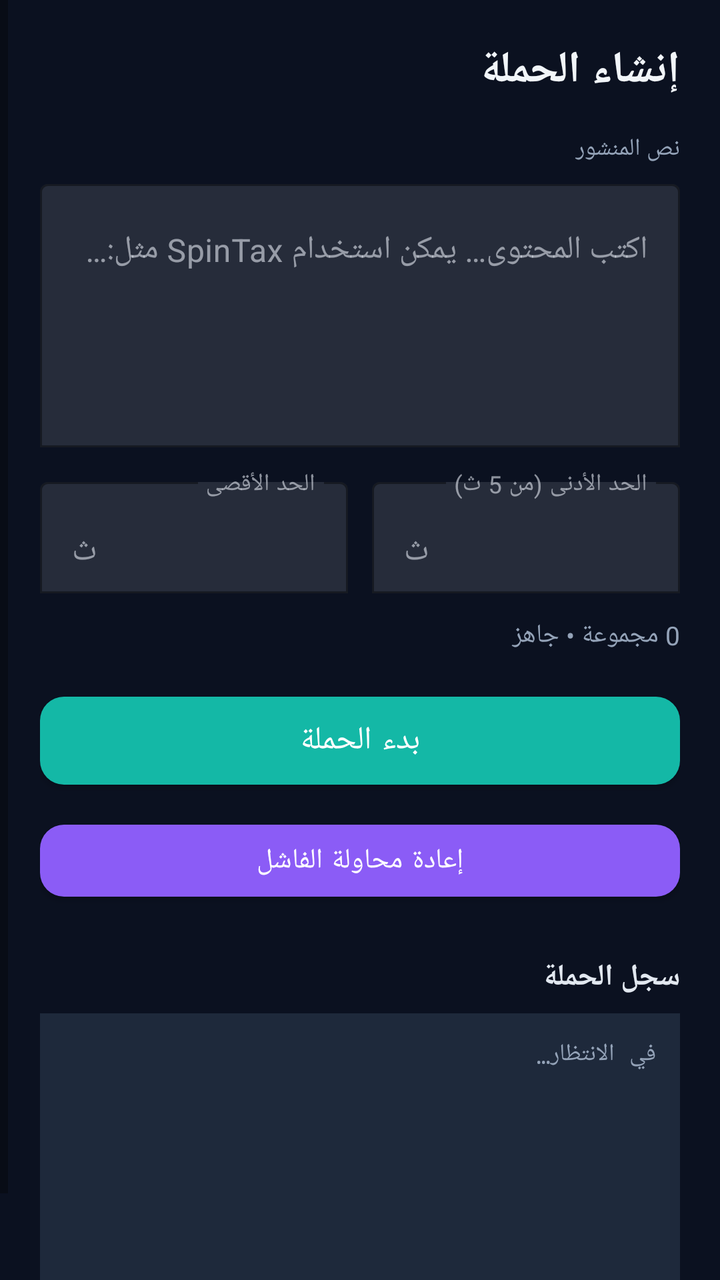
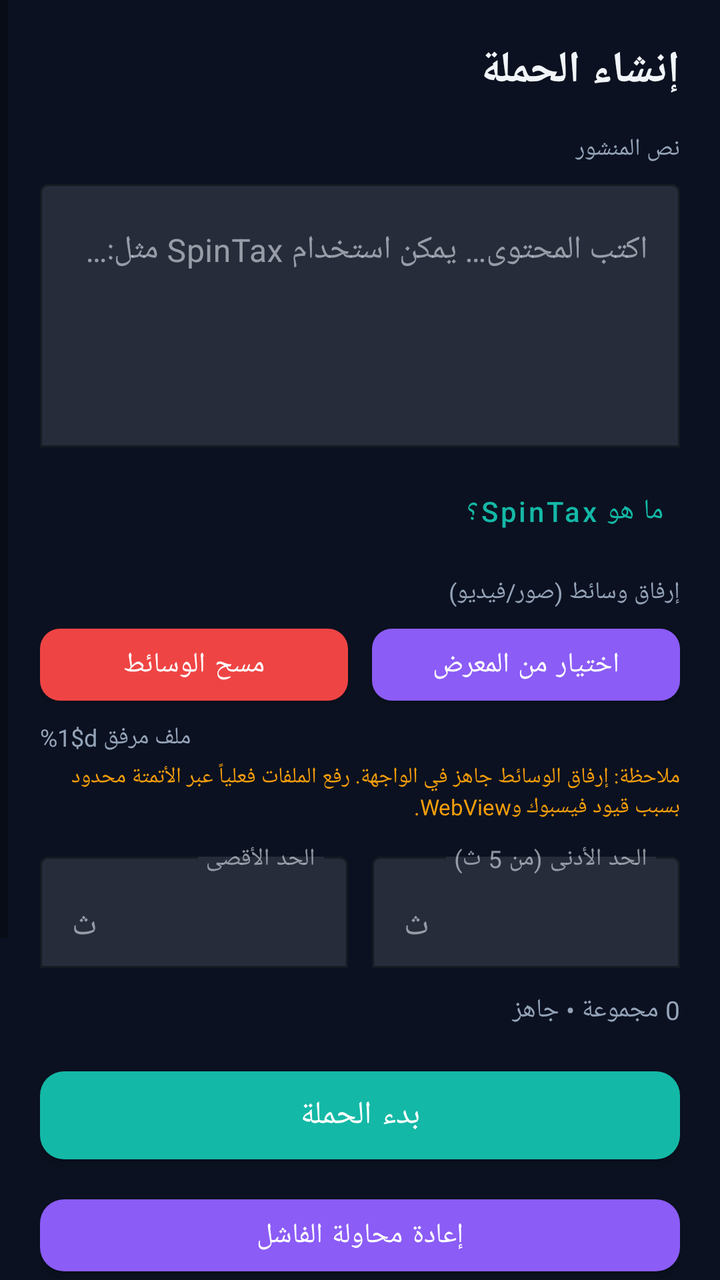

The first picture is an Android layout as it rendered before a commit; the second is the same layout after the commit. The layout source and the unified diff follow.
<!-- AndroidManifest.xml: application theme Theme.FBPublisherX -->
<!-- res/layout/fragment_campaign.xml -->
<?xml version="1.0" encoding="utf-8"?>
<ScrollView xmlns:android="http://schemas.android.com/apk/res/android"
    xmlns:app="http://schemas.android.com/apk/res-auto"
    android:layout_width="match_parent"
    android:layout_height="match_parent"
    android:background="@color/background"
    android:fillViewport="true"
    android:layoutDirection="rtl">

    <LinearLayout
        android:layout_width="match_parent"
        android:layout_height="wrap_content"
        android:orientation="vertical"
        android:padding="20dp">

        <TextView
            android:layout_width="match_parent"
            android:layout_height="wrap_content"
            android:text="@string/campaign_title"
            android:textColor="@color/on_background"
            android:textSize="22sp"
            android:textStyle="bold"
            android:layout_marginBottom="16dp" />

        <TextView
            android:layout_width="match_parent"
            android:layout_height="wrap_content"
            android:text="@string/post_text_label"
            android:textColor="@color/text_secondary"
            android:textSize="12sp" />
        <com.google.android.material.textfield.TextInputLayout
            android:layout_width="match_parent"
            android:layout_height="wrap_content"
            android:layout_marginTop="4dp"
            android:layout_marginBottom="12dp"
            app:boxBackgroundMode="outline"
            app:boxStrokeColor="@color/primary">
            <com.google.android.material.textfield.TextInputEditText
                android:id="@+id/inputPostText"
                android:layout_width="match_parent"
                android:layout_height="wrap_content"
                android:hint="@string/hint_post_text"
                android:textColor="@color/on_surface"
                android:inputType="textMultiLine"
                android:minLines="5"
                android:gravity="start|top" />
        </com.google.android.material.textfield.TextInputLayout>

        <LinearLayout
            android:layout_width="match_parent"
            android:layout_height="wrap_content"
            android:orientation="horizontal"
            android:layout_marginBottom="12dp">
            <com.google.android.material.textfield.TextInputLayout
                android:layout_width="0dp"
                android:layout_height="wrap_content"
                android:layout_weight="1"
                android:layout_marginEnd="6dp"
                app:boxBackgroundMode="outline"
                app:boxStrokeColor="@color/primary"
                app:suffixText="ث">
                <com.google.android.material.textfield.TextInputEditText
                    android:id="@+id/inputMinDelay"
                    android:layout_width="match_parent"
                    android:layout_height="wrap_content"
                    android:hint="@string/hint_min_delay"
                    android:text="30"
                    android:textColor="@color/on_surface"
                    android:inputType="number"
                    android:gravity="start" />
            </com.google.android.material.textfield.TextInputLayout>
            <com.google.android.material.textfield.TextInputLayout
                android:layout_width="0dp"
                android:layout_height="wrap_content"
                android:layout_weight="1"
                android:layout_marginStart="6dp"
                app:boxBackgroundMode="outline"
                app:boxStrokeColor="@color/primary"
                app:suffixText="ث">
                <com.google.android.material.textfield.TextInputEditText
                    android:id="@+id/inputMaxDelay"
                    android:layout_width="match_parent"
                    android:layout_height="wrap_content"
                    android:hint="@string/hint_max_delay"
                    android:text="60"
                    android:textColor="@color/on_surface"
                    android:inputType="number"
                    android:gravity="start" />
            </com.google.android.material.textfield.TextInputLayout>
        </LinearLayout>

        <TextView
            android:id="@+id/campaignInfo"
            android:layout_width="match_parent"
            android:layout_height="wrap_content"
            android:text="0 مجموعة • جاهز"
            android:textColor="@color/text_secondary"
            android:textSize="13sp"
            android:layout_marginBottom="16dp" />

        <com.google.android.material.button.MaterialButton
            android:id="@+id/btnStartCampaign"
            android:layout_width="match_parent"
            android:layout_height="56dp"
            android:text="@string/btn_start"
            android:textAllCaps="false"
            android:textSize="16sp"
            app:cornerRadius="12dp"
            app:backgroundTint="@color/primary" />

        <com.google.android.material.button.MaterialButton
            android:id="@+id/btnStopCampaign"
            android:layout_width="match_parent"
            android:layout_height="48dp"
            android:text="@string/btn_stop"
            android:textAllCaps="false"
            android:layout_marginTop="8dp"
            android:visibility="gone"
            app:cornerRadius="12dp"
            app:backgroundTint="@color/error" />

        <com.google.android.material.button.MaterialButton
            android:id="@+id/btnRetryFailed"
            android:layout_width="match_parent"
            android:layout_height="48dp"
            android:text="@string/btn_retry_failed"
            android:textAllCaps="false"
            android:layout_marginTop="8dp"
            app:cornerRadius="12dp"
            app:backgroundTint="@color/secondary" />

        <TextView
            android:layout_width="match_parent"
            android:layout_height="wrap_content"
            android:text="@string/campaign_log"
            android:textColor="@color/on_surface"
            android:textSize="15sp"
            android:textStyle="bold"
            android:layout_marginTop="24dp"
            android:layout_marginBottom="8dp" />

        <TextView
            android:id="@+id/campaignLog"
            android:layout_width="match_parent"
            android:layout_height="wrap_content"
            android:text="@string/waiting"
            android:textColor="@color/text_secondary"
            android:textSize="12sp"
            android:fontFamily="monospace"
            android:background="@color/surface"
            android:padding="12dp"
            android:minHeight="160dp"
            android:gravity="start" />

    </LinearLayout>
</ScrollView>
<!-- resources referenced by this layout -->
<resources>
  <color name="background">#0B1120</color>
  <color name="error">#EF4444</color>
  <color name="on_background">#F1F5F9</color>
  <color name="on_surface">#E2E8F0</color>
  <color name="primary">#14B8A6</color>
  <color name="secondary">#8B5CF6</color>
  <color name="surface">#1E293B</color>
  <color name="text_secondary">#94A3B8</color>
  <string name="btn_retry_failed">إعادة محاولة الفاشل</string>
  <string name="btn_start">بدء الحملة</string>
  <string name="btn_stop">إيقاف الحملة</string>
  <string name="campaign_log">سجل الحملة</string>
  <string name="campaign_title">إنشاء الحملة</string>
  <string name="hint_max_delay">الحد الأقصى</string>
  <string name="hint_min_delay">الحد الأدنى (من 5 ث)</string>
  <string name="hint_post_text">اكتب المحتوى… يمكن استخدام SpinTax مثل: {أهلاً|مرحباً|السلام عليكم}</string>
  <string name="post_text_label">نص المنشور</string>
  <string name="waiting">في الانتظار…</string>
  <style name="Theme.FBPublisherX" parent="Theme.MaterialComponents.DayNight.NoActionBar">
          <item name="colorPrimary">@color/primary</item>
          <item name="colorPrimaryVariant">@color/primary_variant</item>
          <item name="colorOnPrimary">@color/on_primary</item>
          <item name="colorSecondary">@color/secondary</item>
          <item name="android:statusBarColor">@color/background</item>
          <item name="android:navigationBarColor">@color/surface</item>
          <item name="android:windowBackground">@color/background</item>
          <item name="android:windowLightStatusBar">false</item>
          <item name="colorSurface">@color/surface</item>
          <item name="colorOnSurface">@color/on_surface</item>
      </style>
  <color name="primary_variant">#0F766E</color>
  <color name="on_primary">#FFFFFF</color>
</resources>

<!-- the commit's change to res/layout/fragment_campaign.xml (unified diff, before → after) -->
@@ -32,7 +32,7 @@
             android:layout_width="match_parent"
             android:layout_height="wrap_content"
             android:layout_marginTop="4dp"
-            android:layout_marginBottom="12dp"
+            android:layout_marginBottom="8dp"
             app:boxBackgroundMode="outline"
             app:boxStrokeColor="@color/primary">
             <com.google.android.material.textfield.TextInputEditText
@@ -46,6 +46,79 @@
                 android:gravity="start|top" />
         </com.google.android.material.textfield.TextInputLayout>
 
+        <com.google.android.material.button.MaterialButton
+            android:id="@+id/btnSpintaxInfo"
+            style="@style/Widget.MaterialComponents.Button.TextButton"
+            android:layout_width="wrap_content"
+            android:layout_height="wrap_content"
+            android:text="@string/btn_spintax_info"
+            android:textAllCaps="false"
+            android:layout_marginBottom="8dp" />
+
+        <TextView
+            android:id="@+id/spintaxHelp"
+            android:layout_width="match_parent"
+            android:layout_height="wrap_content"
+            android:text="@string/spintax_help"
+            android:textColor="@color/text_secondary"
+            android:textSize="12sp"
+            android:visibility="gone"
+            android:background="@color/surface"
+            android:padding="10dp"
+            android:layout_marginBottom="12dp" />
+
+        <TextView
+            android:layout_width="match_parent"
+            android:layout_height="wrap_content"
+            android:text="@string/media_label"
+            android:textColor="@color/text_secondary"
+            android:textSize="12sp" />
+
+        <LinearLayout
+            android:layout_width="match_parent"
+            android:layout_height="wrap_content"
+            android:orientation="horizontal"
+            android:layout_marginTop="4dp"
+            android:layout_marginBottom="4dp">
+            <com.google.android.material.button.MaterialButton
+                android:id="@+id/btnPickMedia"
+                android:layout_width="0dp"
+                android:layout_height="48dp"
+                android:layout_weight="1"
+                android:text="@string/btn_pick_media"
+                android:textAllCaps="false"
+                android:layout_marginEnd="6dp"
+                app:cornerRadius="10dp"
+                app:backgroundTint="@color/secondary" />
+            <com.google.android.material.button.MaterialButton
+                android:id="@+id/btnClearMedia"
+                android:layout_width="0dp"
+                android:layout_height="48dp"
+                android:layout_weight="1"
+                android:text="@string/btn_clear_media"
+                android:textAllCaps="false"
+                android:layout_marginStart="6dp"
+                app:cornerRadius="10dp"
+                app:backgroundTint="@color/error" />
+        </LinearLayout>
+
+        <TextView
+            android:id="@+id/mediaCountText"
+            android:layout_width="match_parent"
+            android:layout_height="wrap_content"
+            android:text="@string/media_count"
+            android:textColor="@color/text_secondary"
+            android:textSize="12sp"
+            android:layout_marginBottom="4dp" />
+
+        <TextView
+            android:layout_width="match_parent"
+            android:layout_height="wrap_content"
+            android:text="@string/media_note"
+            android:textColor="@color/warning"
+            android:textSize="11sp"
+            android:layout_marginBottom="12dp" />
+
         <LinearLayout
             android:layout_width="match_parent"
             android:layout_height="wrap_content"
@@ -64,7 +137,7 @@
                     android:layout_width="match_parent"
                     android:layout_height="wrap_content"
                     android:hint="@string/hint_min_delay"
-                    android:text="30"
+                    android:text="5"
                     android:textColor="@color/on_surface"
                     android:inputType="number"
                     android:gravity="start" />
@@ -82,7 +155,7 @@
                     android:layout_width="match_parent"
                     android:layout_height="wrap_content"
                     android:hint="@string/hint_max_delay"
-                    android:text="60"
+                    android:text="10"
                     android:textColor="@color/on_surface"
                     android:inputType="number"
                     android:gravity="start" />
<!-- resource entries referenced after the edit -->
@@ -8,7 +8,11 @@
   <color name="secondary">#8B5CF6</color>
   <color name="surface">#1E293B</color>
   <color name="text_secondary">#94A3B8</color>
+  <color name="warning">#F59E0B</color>
+  <string name="btn_clear_media">مسح الوسائط</string>
+  <string name="btn_pick_media">اختيار من المعرض</string>
   <string name="btn_retry_failed">إعادة محاولة الفاشل</string>
+  <string name="btn_spintax_info">ما هو SpinTax؟</string>
   <string name="btn_start">بدء الحملة</string>
   <string name="btn_stop">إيقاف الحملة</string>
   <string name="campaign_log">سجل الحملة</string>
@@ -16,7 +20,11 @@
   <string name="hint_max_delay">الحد الأقصى</string>
   <string name="hint_min_delay">الحد الأدنى (من 5 ث)</string>
   <string name="hint_post_text">اكتب المحتوى… يمكن استخدام SpinTax مثل: {أهلاً|مرحباً|السلام عليكم}</string>
+  <string name="media_count">%1$d ملف مرفق</string>
+  <string name="media_label">إرفاق وسائط (صور/فيديو)</string>
+  <string name="media_note">ملاحظة: إرفاق الوسائط جاهز في الواجهة. رفع الملفات فعلياً عبر الأتمتة محدود بسبب قيود فيسبوك وWebView.</string>
   <string name="post_text_label">نص المنشور</string>
+  <string name="spintax_help">تنويع النصوص (SpinTax): ضع الخيارات بين أقواس مع فاصل | مثل {خيار1|خيار2|خيار3}. يتم توليد نسخة فريدة لكل مجموعة تلقائياً.</string>
   <string name="waiting">في الانتظار…</string>
   <style name="Theme.FBPublisherX" parent="Theme.MaterialComponents.DayNight.NoActionBar">
           <item name="colorPrimary">@color/primary</item>
